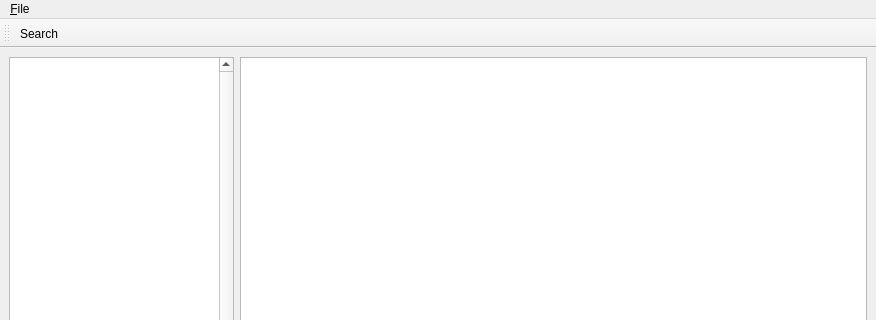
Above: src/ui/mainwindow.ui from cjlh/fb-archive-browser before the change; both pictures show x 0 to 876 and y 0 to 320 of the 876 by 602 pixel window. Below: the same form after it.
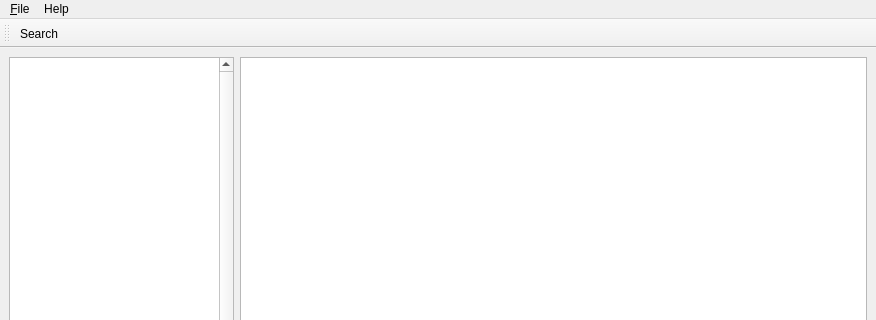
That is the form after the change.

Commit message: Added about dialog

```diff
--- a/src/ui/mainwindow.ui
+++ b/src/ui/mainwindow.ui
@@ -64,7 +64,14 @@
      <string>&amp;File</string>
     </property>
    </widget>
+   <widget class="QMenu" name="menuHelp">
+    <property name="title">
+     <string>Help</string>
+    </property>
+    <addaction name="actionAbout"/>
+   </widget>
    <addaction name="menuPlaceholder"/>
+   <addaction name="menuHelp"/>
   </widget>
   <widget class="QStatusBar" name="statusbar"/>
   <widget class="QToolBar" name="toolBar">
```
Left out of the diff: 5 changed lines with no effect on the pictures. The commit also changes 5 other files.
